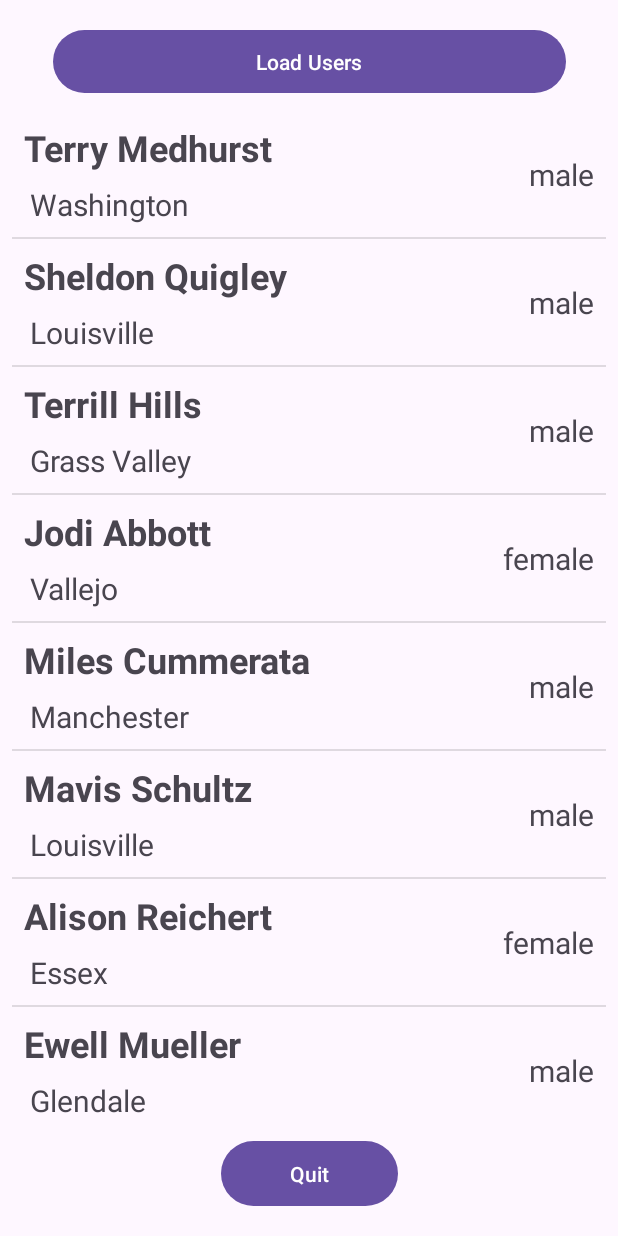
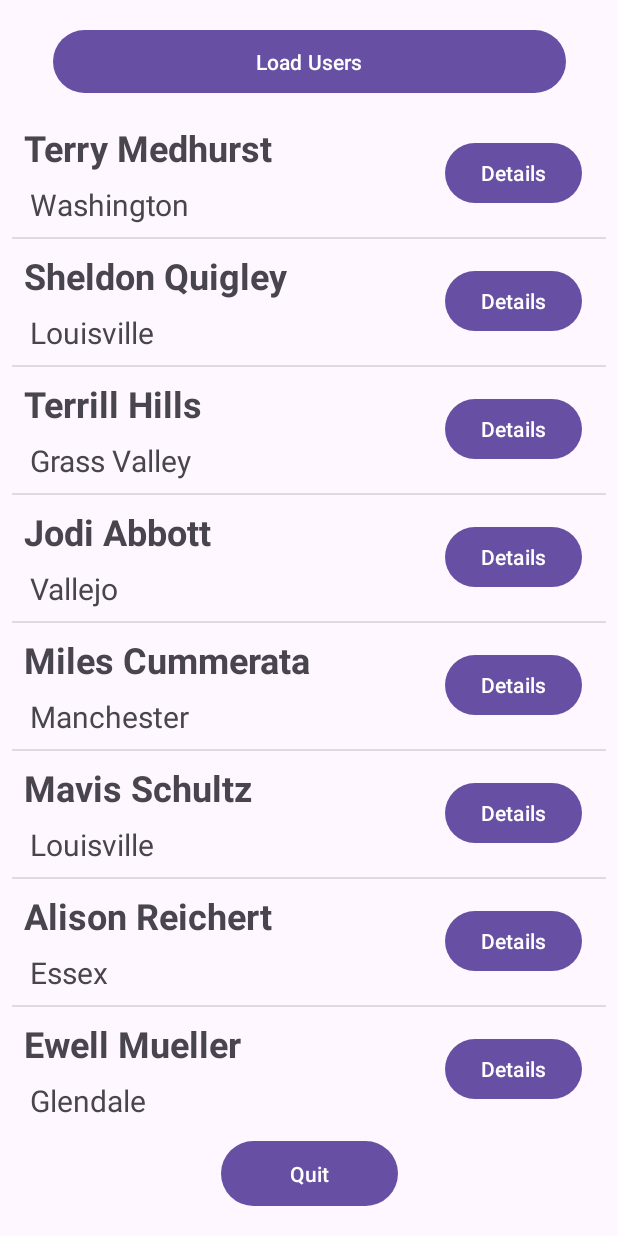
Before and after one commit to AbdelTriX/NewProjectV1, an Android app: the screen it shows after launch (MainActivity), after a tap on "Load Users", on a phone screen of 412 x 824 dp. Run offline under Robolectric (Android 15) with nearby library versions, the phone set to English and light mode, and no system bars.

Commit message:
Display users in custom ListView - Add Details button

```diff
--- a/app/src/main/java/com/example/miniprojetv1/UsersAdapter.java
+++ b/app/src/main/java/com/example/miniprojetv1/UsersAdapter.java
@@ -6,10 +6,12 @@ import android.view.View;
 import android.view.ViewGroup;
 import android.widget.ArrayAdapter;
 import android.widget.BaseAdapter;
+import android.widget.Button;
 import android.widget.TextView;
 
 import androidx.annotation.NonNull;
 import androidx.annotation.Nullable;
+import androidx.appcompat.app.AlertDialog;
 
 import java.util.ArrayList;
 import java.util.List;
@@ -21,7 +23,7 @@ public class UsersAdapter extends BaseAdapter {
 
     public UsersAdapter(Context context, ArrayList<User> users) {
         this.users = users;
-
+        this.mContext = context;
         inflater = LayoutInflater.from(context);
     }
 
@@ -45,12 +47,18 @@ public class UsersAdapter extends BaseAdapter {
         convertView = inflater.inflate(R.layout.item_user, null);
 
         TextView tvUserItmFullName = convertView.findViewById(R.id.tvUserItmFullName);
-        TextView tvUserItmGender = convertView.findViewById(R.id.tvUserItmGender);
         TextView tvUserItmCity = convertView.findViewById(R.id.tvUserItmCity);
+        Button btnDetails = convertView.findViewById(R.id.btnDetails);
 
         tvUserItmFullName.setText(users.get(position).fullName());
         tvUserItmCity.setText(users.get(position).getCity());
-        tvUserItmGender.setText(users.get(position).getGender());
+
+        btnDetails.setOnClickListener(v -> {
+            AlertDialog.Builder builder = new AlertDialog.Builder(mContext);
+            builder.setTitle("Title")
+                    .setMessage("msg")
+                    .show();
+        });
 
 
 
--- a/app/src/main/res/layout/item_user.xml
+++ b/app/src/main/res/layout/item_user.xml
@@ -19,17 +19,6 @@
         app:layout_constraintTop_toBottomOf="@+id/tvUserItmFullName" />
 
     <TextView
-        android:id="@+id/tvUserItmGender"
-        android:layout_width="wrap_content"
-        android:layout_height="wrap_content"
-        android:layout_marginEnd="8dp"
-        android:text="Gender"
-        android:textSize="20sp"
-        app:layout_constraintBottom_toBottomOf="@+id/tvUserItmCity"
-        app:layout_constraintEnd_toEndOf="parent"
-        app:layout_constraintTop_toTopOf="@+id/tvUserItmFullName" />
-
-    <TextView
         android:id="@+id/tvUserItmFullName"
         android:layout_width="wrap_content"
         android:layout_height="wrap_content"
@@ -40,4 +29,15 @@
         android:textStyle="bold"
         app:layout_constraintStart_toStartOf="parent"
         app:layout_constraintTop_toTopOf="parent" />
+
+    <Button
+        android:id="@+id/btnDetails"
+        android:layout_width="wrap_content"
+        android:layout_height="wrap_content"
+        android:layout_marginEnd="16dp"
+        android:text="Details"
+        app:layout_constraintBottom_toBottomOf="@+id/tvUserItmCity"
+        app:layout_constraintEnd_toEndOf="parent"
+        app:layout_constraintTop_toTopOf="@+id/tvUserItmFullName"
+        app:layout_constraintVertical_bias="0.473" />
 </androidx.constraintlayout.widget.ConstraintLayout>
```
